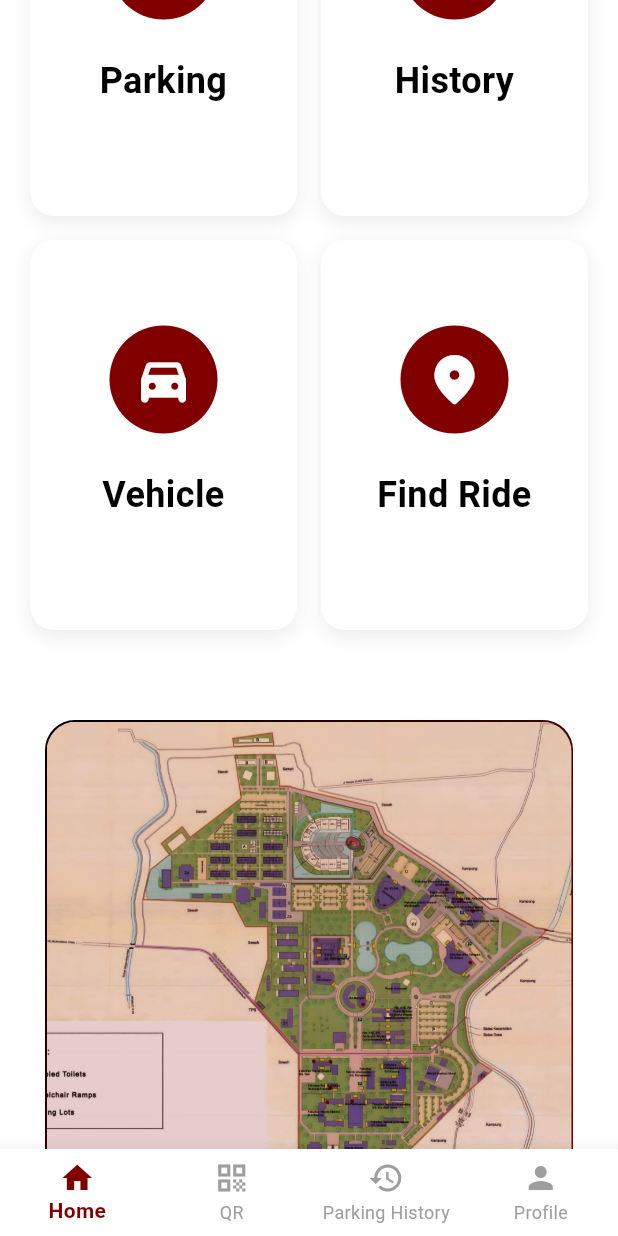
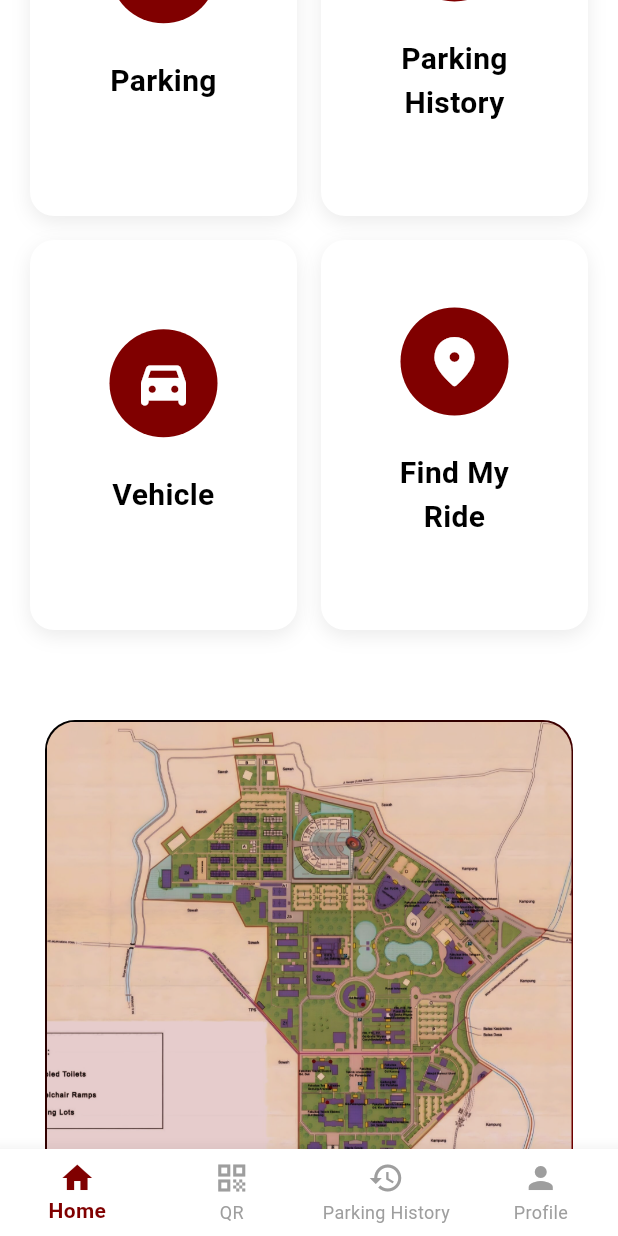
Before and after one commit to raflymlna/TubesAPB_ParkIn_Campus, a Flutter app: the screen it shows once a user with an empty profile is signed in, scrolled down 576 dp, on a phone screen of 412 x 824 dp. Run offline on Flutter 3.47's test engine with Material 3 defaults, Android fonts, the phone set to English and light mode, and no system bars; our stand-ins replace cloud_firestore, firebase_auth, firebase_core, flutter_map, latlong2; missing offline and left inert: mobile_scanner; accounts and stored records are empty.

Commit message:
Fix home page

```diff
--- a/lib/views/home/home_page.dart
+++ b/lib/views/home/home_page.dart
@@ -1,3 +1,4 @@
+import '../../l10n/app_localizations.dart';
 import 'package:flutter/material.dart';
 import 'registrasi_kendaraan_section.dart';
 import '../../parking/parking_status_page.dart'; // <-- Tambahan Import Halaman Status Parkir
@@ -38,7 +39,7 @@ class HomePage extends StatelessWidget {
                   }
 
                   return Text(
-                    "Halo, $displayName",
+                    AppLocalizations.of(context)!.helloUser(displayName),
                     textAlign: TextAlign.center,
                     style: const TextStyle(
                       fontSize: 32,
@@ -93,7 +94,7 @@ class HomePage extends StatelessWidget {
                   children: [
                     _buildMenuCard(
                       icon: Icons.local_parking_rounded,
-                      title: "Parking",
+                     title: AppLocalizations.of(context)!.parking,
                       onTap: () => Navigator.push(
                         context,
                         MaterialPageRoute(
@@ -104,7 +105,7 @@ class HomePage extends StatelessWidget {
                     ),
                     _buildMenuCard(
                       icon: Icons.history_rounded,
-                      title: "History",
+                      title: AppLocalizations.of(context)!.history,
                       onTap: () => Navigator.push(
                         context,
                         MaterialPageRoute(builder: (context) => HistoryPage()),
@@ -113,7 +114,7 @@ class HomePage extends StatelessWidget {
                     ),
                     _buildMenuCard(
                       icon: Icons.directions_car_filled_rounded,
-                      title: "Vehicle",
+                      title: AppLocalizations.of(context)!.vehicle,
                       onTap: () => Navigator.push(
                         context,
                         MaterialPageRoute(
@@ -125,7 +126,7 @@ class HomePage extends StatelessWidget {
                     _buildMenuCard(
                       icon: Icons.location_on_rounded,
                       title:
-                          "Find Ride", // Judul disingkat biar gak kepanjangan
+                          AppLocalizations.of(context)!.findMyRide,
                       onTap: () => Navigator.push(
                         context,
                         MaterialPageRoute(
@@ -144,10 +145,10 @@ class HomePage extends StatelessWidget {
                   vertical: 60,
                 ),
                 child: isMobile
-                    ? Column(children: _buildMapContent(isMobile))
+                    ? Column(children: _buildMapContent(context, isMobile))
                     : Row(
                         mainAxisAlignment: MainAxisAlignment.center,
-                        children: _buildMapContent(isMobile),
+                        children: _buildMapContent(context, isMobile),
                       ),
               ),
 
@@ -163,7 +164,7 @@ class HomePage extends StatelessWidget {
                 child: Column(
                   children: [
                     Text(
-                      "ParkInCampus is simple to use",
+                      AppLocalizations.of(context)!.parkInCampusSimple,
                       textAlign: TextAlign.center,
                       style: TextStyle(
                         fontSize: isMobile ? 32 : 40,
@@ -173,11 +174,11 @@ class HomePage extends StatelessWidget {
                     ),
                     const SizedBox(height: 60),
                     isMobile
-                        ? Column(children: _buildFeatureItems(isMobile))
+                        ? Column(children: _buildFeatureItems(context, isMobile))
                         : Row(
                             mainAxisAlignment: MainAxisAlignment.center,
                             crossAxisAlignment: CrossAxisAlignment.start,
-                            children: _buildFeatureItems(isMobile),
+                            children: _buildFeatureItems(context, isMobile),
                           ),
                   ],
                 ),
@@ -191,13 +192,13 @@ class HomePage extends StatelessWidget {
     );
   }
 
-  List<Widget> _buildFeatureItems(bool isMobile) {
+  List<Widget> _buildFeatureItems(BuildContext context, bool isMobile) {
     return [
       _buildFeatureCard(
         icon: Icons.check_circle_rounded,
-        title: "Easy to register",
+        title: AppLocalizations.of(context)!.easyToRegister,
         description:
-            "Unlock added benefits when you register on our app. Registering is simple and straightforward. It takes less than 30 seconds.",
+            AppLocalizations.of(context)!.easyToRegisterDesc,
         isMobile: isMobile,
       ),
       if (!isMobile) const SizedBox(width: 40),
@@ -205,9 +206,9 @@ class HomePage extends StatelessWidget {
 
       _buildFeatureCard(
         icon: Icons.ads_click_rounded,
-        title: "Easy to use",
+        title: AppLocalizations.of(context)!.easyToUse,
         description:
-            "Get access to parking spots instantly with our seamless interface. No complicated forms or long queues—just open the app, find your spot, and start your journey within seconds.",
+            AppLocalizations.of(context)!.easyToUseDesc,
         isMobile: isMobile,
       ),
       if (!isMobile) const SizedBox(width: 40),
@@ -215,9 +216,9 @@ class HomePage extends StatelessWidget {
 
       _buildFeatureCard(
         icon: Icons.local_parking_rounded,
-        title: "Smart Slot Finder",
+        title: AppLocalizations.of(context)!.smartSlotFinder,
         description:
-            "No more circling around the block. View live parking occupancy through our app and navigate directly to an empty slot, ensuring a stress-free parking experience.",
+            AppLocalizations.of(context)!.smartSlotFinderDesc,
         isMobile: isMobile,
       ),
     ];
@@ -270,7 +271,7 @@ class HomePage extends StatelessWidget {
     );
   }
 
-  List<Widget> _buildMapContent(bool isMobile) {
+  List<Widget> _buildMapContent(BuildContext context, bool isMobile) {
     return [
       Container(
         width: 450,
@@ -304,26 +305,26 @@ class HomePage extends StatelessWidget {
           children: [
             RichText(
               textAlign: isMobile ? TextAlign.center : TextAlign.start,
-              text: const TextSpan(
-                style: TextStyle(
+              text: TextSpan(
+                style: const TextStyle(
                   fontSize: 42,
                   fontWeight: FontWeight.w900,
                   color: Colors.black,
                   height: 1.1,
                 ),
                 children: [
-                  TextSpan(text: "We're "),
+                  TextSpan(text:  AppLocalizations.of(context)!.weAre,),
                   TextSpan(
-                    text: "everywhere",
-                    style: TextStyle(color: Color(0xFF800000)),
+                    text: AppLocalizations.of(context)!.everywhere,
+                    style: const TextStyle(color: Color(0xFF800000)),
                   ),
-                  TextSpan(text: " you need us to be"),
+                  TextSpan(text:  AppLocalizations.of(context)!.youNeedUs),
                 ],
               ),
             ),
             const SizedBox(height: 24),
             Text(
-              "Work. Gym. Class. Hang Out. ParkInCampus is with you on your journey each day. We are available in over 1,000 Parking Slot on Telkom University. You can choose us to simplify their journey.",
+              AppLocalizations.of(context)!.journeyDescription,
               textAlign: isMobile ? TextAlign.center : TextAlign.start,
               style: const TextStyle(
                 fontSize: 16,
@@ -331,7 +332,7 @@ class HomePage extends StatelessWidget {
                 height: 1.6,
               ),
             ),
-            const SizedBox(height: 32),
+            /*const SizedBox(height: 32),
             ElevatedButton(
               onPressed: () {},
               style: ElevatedButton.styleFrom(
@@ -345,11 +346,11 @@ class HomePage extends StatelessWidget {
                   borderRadius: BorderRadius.circular(8),
                 ),
               ),
-              child: const Text(
-                "Our locations",
+              child: Text(
+                AppLocalizations.of(context)!.ourLocations,
                 style: TextStyle(fontWeight: FontWeight.bold),
               ),
-            ),
+            ),*/
           ],
         ),
       ),
@@ -406,7 +407,7 @@ class HomePage extends StatelessWidget {
                   title,
                   textAlign: isMobile ? TextAlign.center : TextAlign.start,
                   style: const TextStyle(
-                    fontSize: 24,
+                    fontSize: 20,
                     fontWeight: FontWeight.bold,
                     color: Colors.black,
                   ),
```
